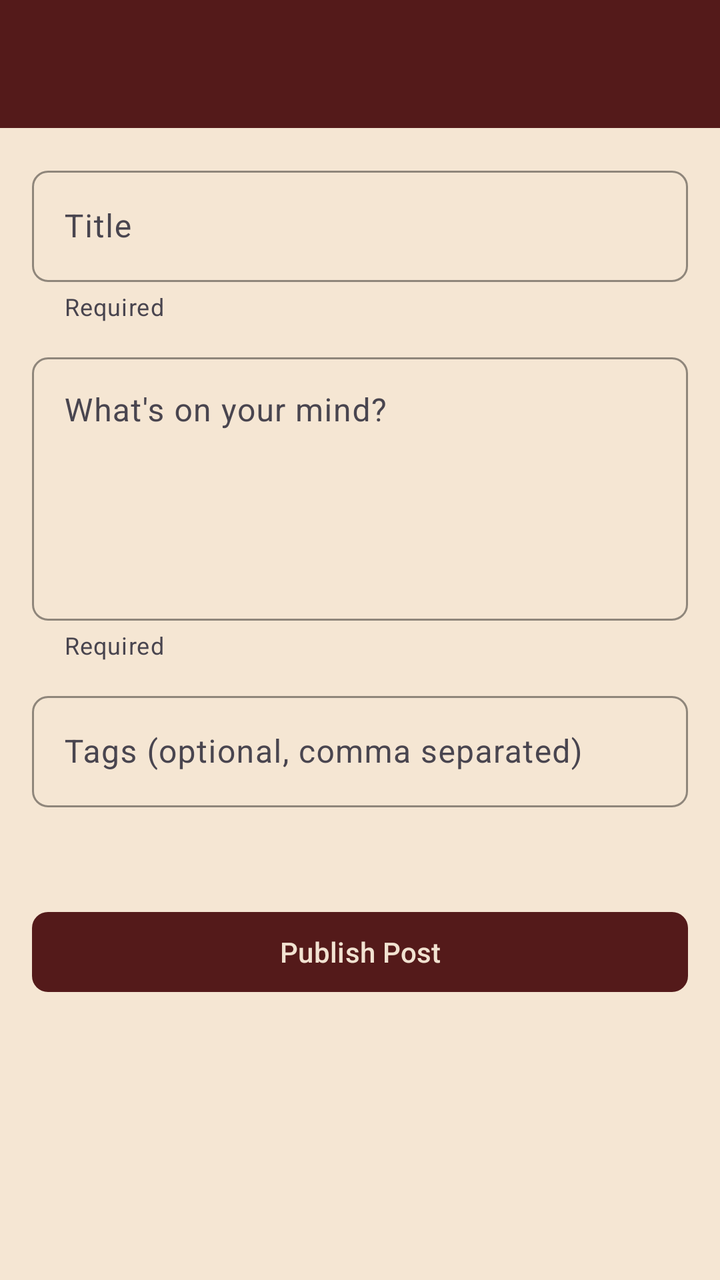
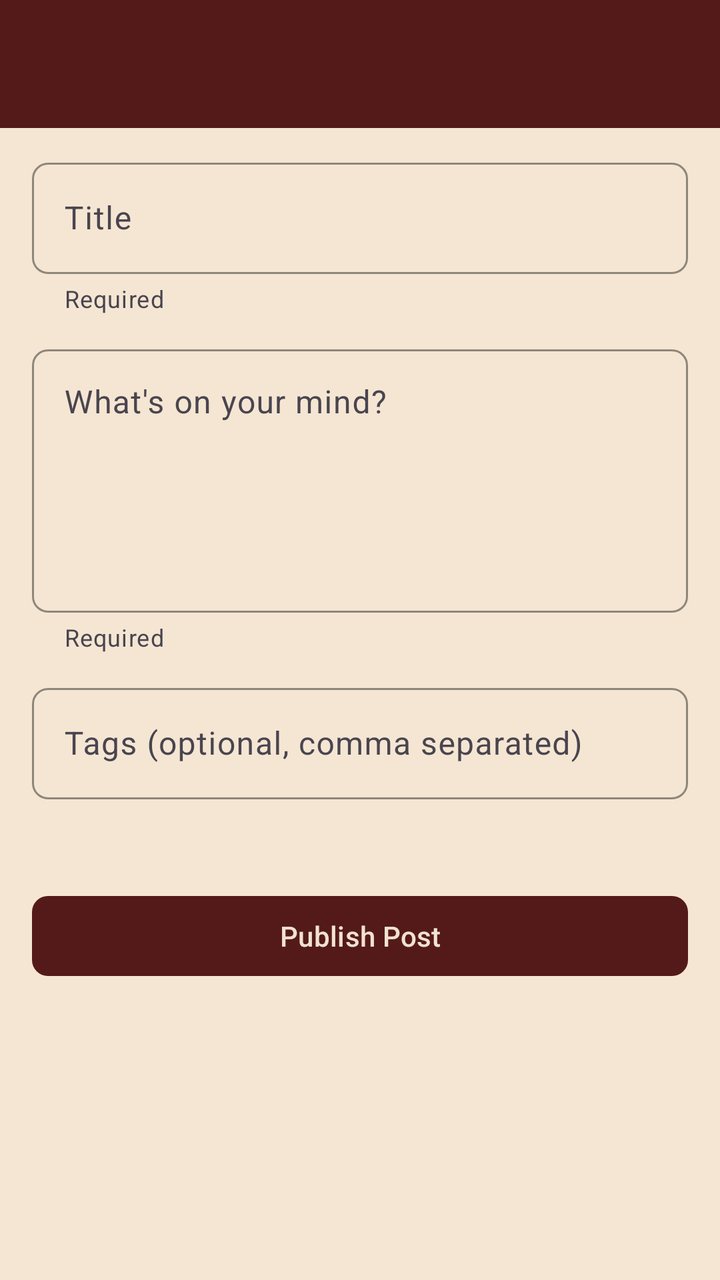

Two renders of the same Android screen: before a commit and after it. Below are the layout's source before the change and the commit's diff.
<!-- AndroidManifest.xml: application theme Theme.Miniblog -->
<!-- res/layout/activity_create_post.xml -->
<?xml version="1.0" encoding="utf-8"?>
<LinearLayout
    xmlns:android="http://schemas.android.com/apk/res/android"
    xmlns:app="http://schemas.android.com/apk/res-auto"
    android:layout_width="match_parent"
    android:layout_height="match_parent"
    android:orientation="vertical"
    android:background="@color/background">

    <com.google.android.material.appbar.AppBarLayout
        android:layout_width="match_parent"
        android:layout_height="wrap_content"
        android:background="@color/primary">

        <com.google.android.material.appbar.MaterialToolbar
            android:id="@+id/toolbar"
            android:layout_width="match_parent"
            android:layout_height="?attr/actionBarSize"
            android:background="@color/primary"
            app:titleTextColor="@color/toolbar_icon"
            app:navigationIconTint="@color/toolbar_icon" />

    </com.google.android.material.appbar.AppBarLayout>

    <ScrollView
        android:layout_width="match_parent"
        android:layout_height="0dp"
        android:layout_weight="1"
        android:fillViewport="true">

        <LinearLayout
            android:layout_width="match_parent"
            android:layout_height="wrap_content"
            android:orientation="vertical"
            android:padding="16dp">

            <com.google.android.material.textfield.TextInputLayout
                android:id="@+id/tilTitle"
                android:layout_width="match_parent"
                android:layout_height="wrap_content"
                android:hint="@string/hint_title"
                app:boxBackgroundMode="outline"
                app:boxCornerRadiusTopStart="8dp"
                app:boxCornerRadiusTopEnd="8dp"
                app:boxCornerRadiusBottomStart="8dp"
                app:boxCornerRadiusBottomEnd="8dp"
                app:boxStrokeColor="@color/primary"
                app:hintTextColor="@color/text_secondary"
                app:helperText="Required"
                app:helperTextEnabled="false">

                <com.google.android.material.textfield.TextInputEditText
                    android:id="@+id/editTextTitle"
                    android:layout_width="match_parent"
                    android:layout_height="wrap_content"
                    android:inputType="text"
                    android:textColor="@color/text_primary"
                    android:textColorHint="@color/text_secondary"
                    android:maxLines="1" />

            </com.google.android.material.textfield.TextInputLayout>

            <com.google.android.material.textfield.TextInputLayout
                android:id="@+id/tilBody"
                android:layout_width="match_parent"
                android:layout_height="wrap_content"
                android:layout_marginTop="12dp"
                android:hint="@string/hint_body"
                app:boxBackgroundMode="outline"
                app:boxCornerRadiusTopStart="8dp"
                app:boxCornerRadiusTopEnd="8dp"
                app:boxCornerRadiusBottomStart="8dp"
                app:boxCornerRadiusBottomEnd="8dp"
                app:boxStrokeColor="@color/primary"
                app:hintTextColor="@color/text_secondary"
                app:helperText="Required"
                app:helperTextEnabled="false">

                <com.google.android.material.textfield.TextInputEditText
                    android:id="@+id/editTextBody"
                    android:layout_width="match_parent"
                    android:layout_height="wrap_content"
                    android:gravity="top"
                    android:minLines="5"
                    android:textColor="@color/text_primary"
                    android:textColorHint="@color/text_secondary"
                    android:inputType="textMultiLine" />

            </com.google.android.material.textfield.TextInputLayout>

            <com.google.android.material.textfield.TextInputLayout
                android:id="@+id/tilTags"
                android:layout_width="match_parent"
                android:layout_height="wrap_content"
                android:layout_marginTop="12dp"
                android:hint="@string/hint_tags"
                app:boxBackgroundMode="outline"
                app:boxCornerRadiusTopStart="8dp"
                app:boxCornerRadiusTopEnd="8dp"
                app:boxCornerRadiusBottomStart="8dp"
                app:boxCornerRadiusBottomEnd="8dp"
                app:boxStrokeColor="@color/primary"
                app:hintTextColor="@color/text_secondary">

                <com.google.android.material.textfield.TextInputEditText
                    android:id="@+id/editTextTags"
                    android:layout_width="match_parent"
                    android:layout_height="wrap_content"
                    android:inputType="text"
                    android:maxLines="1"
                    android:textColor="@color/text_primary"
                    android:textColorHint="@color/text_secondary" />

            </com.google.android.material.textfield.TextInputLayout>

            <TextView
                android:id="@+id/textCounter"
                android:layout_width="wrap_content"
                android:layout_height="wrap_content"
                android:layout_marginTop="12dp"
                android:textSize="12sp"
                android:textColor="@color/text_secondary" />

            <TextView
                android:id="@+id/textAutosaveStatus"
                android:layout_width="match_parent"
                android:layout_height="wrap_content"
                android:layout_marginTop="4dp"
                android:gravity="end"
                android:textSize="12sp"
                android:textColor="@color/text_secondary"
                android:visibility="gone" />

            <com.google.android.material.button.MaterialButton
                android:id="@+id/buttonSubmit"
                android:layout_width="match_parent"
                android:layout_height="wrap_content"
                android:layout_marginTop="20dp"
                android:text="@string/publish_post"
                android:textAllCaps="false"
                android:textColor="@color/on_primary"
                app:backgroundTint="@color/primary"
                app:cornerRadius="8dp"
                app:elevation="4dp" />

            <ProgressBar
                android:id="@+id/progressBarCreate"
                android:layout_width="wrap_content"
                android:layout_height="wrap_content"
                android:layout_gravity="center_horizontal"
                android:layout_marginTop="16dp"
                android:visibility="gone" />

            <com.google.android.material.card.MaterialCardView
                android:id="@+id/cardSuccess"
                android:layout_width="match_parent"
                android:layout_height="wrap_content"
                android:layout_marginTop="16dp"
                android:visibility="gone"
                app:cardCornerRadius="8dp"
                app:cardElevation="2dp"
                app:cardBackgroundColor="@color/success_bg">

                <TextView
                    android:id="@+id/textViewSuccess"
                    android:layout_width="match_parent"
                    android:layout_height="wrap_content"
                    android:padding="16dp"
                    android:textSize="14sp"
                    android:textColor="@color/success_text" />

            </com.google.android.material.card.MaterialCardView>

            <com.google.android.material.card.MaterialCardView
                android:id="@+id/cardError"
                android:layout_width="match_parent"
                android:layout_height="wrap_content"
                android:layout_marginTop="16dp"
                android:visibility="gone"
                app:cardCornerRadius="8dp"
                app:cardElevation="2dp"
                app:cardBackgroundColor="@color/error_bg">

                <TextView
                    android:id="@+id/textViewError"
                    android:layout_width="match_parent"
                    android:layout_height="wrap_content"
                    android:padding="16dp"
                    android:textSize="14sp"
                    android:textColor="@color/error_text" />

            </com.google.android.material.card.MaterialCardView>

        </LinearLayout>

    </ScrollView>

</LinearLayout>
<!-- resources referenced by this layout -->
<resources>
  <color name="background">#FFF5E6D3</color>
  <color name="error_bg">#FFFCE4EC</color>
  <color name="error_text">#FFC62828</color>
  <color name="on_primary">#FFF1E2D1</color>
  <color name="primary">#FF541A1A</color>
  <color name="success_bg">#FFE8F5E9</color>
  <color name="success_text">#FF2E7D32</color>
  <color name="text_primary">#FF222222</color>
  <color name="text_secondary">#FF707070</color>
  <color name="toolbar_icon">#FFF1E2D1</color>
  <string name="hint_body">What\'s on your mind?</string>
  <string name="hint_tags">Tags (optional, comma separated)</string>
  <string name="hint_title">Title</string>
  <string name="publish_post">Publish Post</string>
  <style name="Theme.Miniblog" parent="Base.Theme.Miniblog" />
  <style name="Base.Theme.Miniblog" parent="Theme.Material3.Light.NoActionBar">
          <item name="colorPrimary">@color/primary</item>
          <item name="colorOnPrimary">@color/on_primary</item>
          <item name="colorPrimaryContainer">@color/primary_light</item>
          <item name="colorSecondary">@color/accent</item>
          <item name="colorOnSecondary">@android:color/white</item>
          <item name="colorSurface">@color/card_background</item>
          <item name="colorOnSurface">@color/text_primary</item>
          <item name="android:statusBarColor">@color/primary_dark</item>
          <item name="android:navigationBarColor">@color/primary_dark</item>
          <item name="android:windowBackground">@color/background</item>
      </style>
  <color name="primary_light">#FF7A3B3B</color>
  <color name="accent">#FFDCC3AA</color>
  <color name="card_background">#FFFFFFFF</color>
  <color name="primary_dark">#FF3A1010</color>
</resources>

<!-- the commit's change to res/layout/activity_create_post.xml (unified diff, before → after) -->
@@ -10,7 +10,8 @@
     <com.google.android.material.appbar.AppBarLayout
         android:layout_width="match_parent"
         android:layout_height="wrap_content"
-        android:background="@color/primary">
+        android:background="@color/primary"
+        android:fitsSystemWindows="true">
 
         <com.google.android.material.appbar.MaterialToolbar
             android:id="@+id/toolbar"
@@ -32,7 +33,10 @@
             android:layout_width="match_parent"
             android:layout_height="wrap_content"
             android:orientation="vertical"
-            android:padding="16dp">
+            android:paddingTop="12dp"
+            android:paddingStart="16dp"
+            android:paddingEnd="16dp"
+            android:paddingBottom="32dp">
 
             <com.google.android.material.textfield.TextInputLayout
                 android:id="@+id/tilTitle"
@@ -135,7 +139,7 @@
                 android:id="@+id/buttonSubmit"
                 android:layout_width="match_parent"
                 android:layout_height="wrap_content"
-                android:layout_marginTop="20dp"
+                android:layout_marginTop="16dp"
                 android:text="@string/publish_post"
                 android:textAllCaps="false"
                 android:textColor="@color/on_primary"
